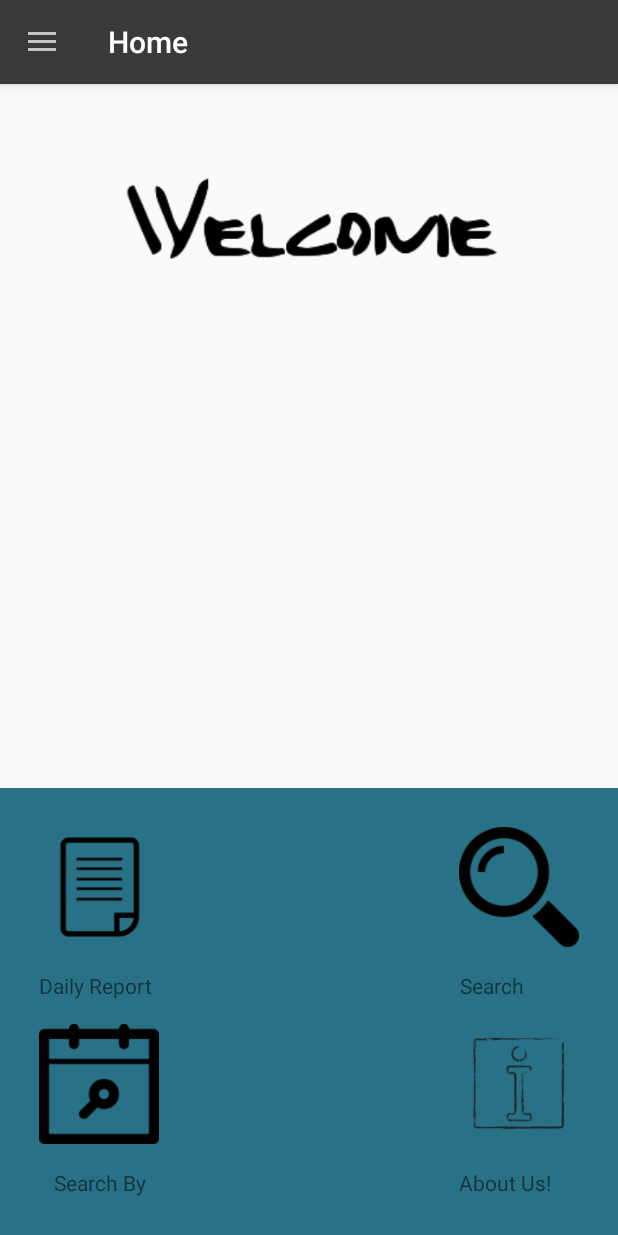
After one commit to AppSecAI-TEST/Factory, an Android app: the Home screen opened directly, with no data from a screen before it, on a phone screen of 412 x 824 dp. The commit adds this screen. Run offline under Robolectric (Android 15) with nearby library versions, the phone set to English and light mode, and no system bars.

Commit message:
01-04-2017

```diff
--- a/app/src/main/java/com/aishindus/factory/Get_Result.java
+++ b/app/src/main/java/com/aishindus/factory/Get_Result.java
@@ -31,7 +31,7 @@ public class Get_Result extends AsyncTask<String, Void, String> {
         String resp = "";
         //rf= Integer.parseInt(params[1].substring(1,2));
         try {
-            URL dburl = new URL("http://hoststuffs.890m.com/factory.php");
+            URL dburl = new URL("http://aishwary.heliohost.org/fetch_result.php");
             HttpURLConnection httpURLConnection = (HttpURLConnection) dburl.openConnection();
             httpURLConnection.setReadTimeout(20000);
             httpURLConnection.setConnectTimeout(10000);
--- /dev/null
+++ b/app/src/main/java/com/aishindus/factory/Home.java
@@ -0,0 +1,91 @@
+package com.aishindus.factory;
+
+import android.content.Intent;
+import android.os.Bundle;
+import android.support.annotation.NonNull;
+import android.support.design.widget.NavigationView;
+import android.support.v4.widget.DrawerLayout;
+import android.support.v7.app.ActionBarDrawerToggle;
+import android.support.v7.app.AppCompatActivity;
+import android.support.v7.widget.Toolbar;
+import android.view.MenuItem;
+import android.view.View;
+import android.widget.AdapterView;
+import android.widget.GridView;
+import android.widget.LinearLayout;
+import android.widget.RelativeLayout;
+import android.widget.Toast;
+
+public class Home extends AppCompatActivity implements NavigationView.OnNavigationItemSelectedListener {
+
+    LinearLayout linearLayoutPopup;
+    RelativeLayout relativeLayout;
+    GridView gridView;
+    String m_Text = "Hello";
+    private DrawerLayout drawerLayout;
+    private ActionBarDrawerToggle mToggle;
+    private Toolbar mToolbar;
+    private SessionManager session;
+
+    static final String[] TITLE = new String[]{"Daily Report", "Search", "Search By Date", "About Us!"};
+
+    @Override
+    protected void onCreate(Bundle savedInstanceState) {
+        super.onCreate(savedInstanceState);
+        setContentView(R.layout.activity_home);
+
+        session = new SessionManager(getApplicationContext());
+
+        mToolbar = (Toolbar) findViewById(R.id.nav_action);
+        setSupportActionBar(mToolbar);
+
+        drawerLayout = (DrawerLayout) findViewById(R.id.drawer_layout);
+        mToggle = new ActionBarDrawerToggle(this, drawerLayout, R.string.open, R.string.close);
+
+        drawerLayout.addDrawerListener(mToggle);
+        mToggle.syncState();
+
+        getSupportActionBar().setDisplayHomeAsUpEnabled(true);
+
+        gridView = (GridView) findViewById(R.id.gridview);
+        gridView.setAdapter(new ImageAdapter(Home.this, TITLE));
+        gridView.setOnItemClickListener(new AdapterView.OnItemClickListener() {
+            public void onItemClick(AdapterView<?> parent, View v, int position, long id) {
+                switch (position) {
+                    case 0:
+                        Intent i = new Intent(Home.this, Report.class);
+                        startActivity(i);
+                        break;
+                    case 1:
+                        Toast.makeText(Home.this, "no", Toast.LENGTH_SHORT).show();
+                        break;
+                }
+            }
+        });
+
+        NavigationView navigationView = (NavigationView) findViewById(R.id.nav_view);
+        navigationView.setNavigationItemSelectedListener(this);
+
+    }
+
+    @Override
+    public boolean onOptionsItemSelected(MenuItem item) {
+        if (mToggle.onOptionsItemSelected(item))
+            return true;
+        return super.onOptionsItemSelected(item);
+    }
+
+    @Override
+    public boolean onNavigationItemSelected(@NonNull MenuItem item) {
+        int id = item.getItemId();
+
+        if (id == R.id.nav_account) {
+            Toast.makeText(Home.this,"Account details is coming soon",Toast.LENGTH_SHORT).show();
+        } else if (id == R.id.nav_settings) {
+            Toast.makeText(Home.this,"Account settings is coming soon",Toast.LENGTH_SHORT).show();
+        } else if (id == R.id.nav_logout) {
+            session.logoutUser();
+        }
+        return false;
+    }
+}
--- /dev/null
+++ b/app/src/main/java/com/aishindus/factory/ImageAdapter.java
@@ -0,0 +1,66 @@
+package com.aishindus.factory;
+
+import android.content.Context;
+import android.view.LayoutInflater;
+import android.view.View;
+import android.view.ViewGroup;
+import android.widget.BaseAdapter;
+import android.widget.ImageView;
+import android.widget.TextView;
+
+public class ImageAdapter extends BaseAdapter {
+	private Context context;
+	private final String[] menuValues;
+
+	public ImageAdapter(Context context, String[] menuValues) {
+		this.context = context;
+		this.menuValues = menuValues;
+	}
+
+	public View getView(int position, View convertView, ViewGroup parent) {
+
+		LayoutInflater inflater = (LayoutInflater) context.getSystemService(Context.LAYOUT_INFLATER_SERVICE);
+		View gridView;
+
+		if (convertView == null) {
+			gridView = new View(context);
+			// get layout from menu.xml
+			gridView = inflater.inflate(R.layout.menu, null);
+			// set value into textview
+			TextView textView = (TextView) gridView.findViewById(R.id.textView);
+			textView.setText(menuValues[position]);
+ 			// set image based on selected text
+			ImageView imageView = (ImageView) gridView.findViewById(R.id.imageView);
+			String mobile = menuValues[position];
+
+			if (mobile.equals("Daily Report")) {
+				imageView.setImageResource(R.drawable.daily_report);
+			} else if (mobile.equals("Search")) {
+				imageView.setImageResource(R.drawable.search_by_style);
+			} else if (mobile.equals("Search By Date")) {
+				imageView.setImageResource(R.drawable.search_by_date);
+			} else {
+				imageView.setImageResource(R.drawable.about_us);
+			}
+		} else {
+			gridView = (View) convertView;
+		}
+		return gridView;
+	}
+
+	@Override
+	public int getCount() {
+		return menuValues.length;
+	}
+
+	@Override
+	public Object getItem(int position) {
+		return null;
+	}
+
+	@Override
+	public long getItemId(int position) {
+		return 0;
+	}
+
+}
--- a/app/src/main/java/com/aishindus/factory/LoginActivity.java
+++ b/app/src/main/java/com/aishindus/factory/LoginActivity.java
@@ -192,7 +192,7 @@ public class LoginActivity extends AppCompatActivity {
             if (success) {
                 session.createLoginSession("Android Hive", "anroidhive@gmail.com");
                 finish();
-                Intent intent = new Intent(LoginActivity.this, Report.class);
+                Intent intent = new Intent(LoginActivity.this, Home.class);
                 startActivity(intent);
             } else {
                 mPasswordView.setError(getString(R.string.error_incorrect_password));
--- a/app/src/main/java/com/aishindus/factory/SplashScreen.java
+++ b/app/src/main/java/com/aishindus/factory/SplashScreen.java
@@ -29,7 +29,7 @@ public class SplashScreen extends Activity {
                 // This method will be executed once the timer is over
                 // Start your app main activity
                 if(session.checkLogin()){
-                Intent i = new Intent(SplashScreen.this, Report.class);
+                Intent i = new Intent(SplashScreen.this, Home.class);
                 startActivity(i);}
 
                 // close this activity
--- /dev/null
+++ b/app/src/main/res/layout/activity_home.xml
@@ -0,0 +1,60 @@
+<?xml version="1.0" encoding="utf-8"?>
+<RelativeLayout xmlns:android="http://schemas.android.com/apk/res/android"
+    xmlns:app="http://schemas.android.com/apk/res-auto"
+    xmlns:tools="http://schemas.android.com/tools"
+    android:id="@+id/activity_main"
+    android:layout_width="match_parent"
+    android:layout_height="match_parent"
+    tools:context=".Home">
+
+    <include
+        layout="@layout/navigation_action"
+        android:layout_width="match_parent"
+        android:layout_height="wrap_content" />
+
+    <android.support.v4.widget.DrawerLayout
+        android:id="@+id/drawer_layout"
+        android:layout_width="match_parent"
+        android:layout_height="match_parent"
+        android:layout_below="@+id/nav_action">
+
+        <RelativeLayout
+            android:layout_width="match_parent"
+            android:layout_height="wrap_content"
+            android:orientation="vertical">
+
+            <ImageView
+                android:id="@+id/imageView"
+                android:layout_width="wrap_content"
+                android:layout_height="wrap_content"
+                android:layout_alignParentTop="true"
+                android:layout_centerHorizontal="true"
+                android:layout_marginTop="15dp"
+                android:src="@drawable/welcome_home" />
+
+            <GridView
+                android:id="@+id/gridview"
+                android:layout_width="match_parent"
+                android:layout_height="wrap_content"
+                android:layout_alignParentBottom="true"
+                android:layout_centerHorizontal="true"
+                android:layout_centerVertical="true"
+                android:background="#287186"
+                android:columnWidth="80dp"
+                android:gravity="center"
+                android:horizontalSpacing="16dp"
+                android:numColumns="2"
+                android:padding="26dp"
+                android:stretchMode="spacingWidth"
+                android:verticalSpacing="16dp" />
+        </RelativeLayout>
+
+        <android.support.design.widget.NavigationView
+            android:id="@+id/nav_view"
+            android:layout_width="wrap_content"
+            android:layout_height="match_parent"
+            android:layout_gravity="start"
+            app:headerLayout="@layout/navigation_header"
+            app:menu="@menu/navigation_menu"></android.support.design.widget.NavigationView>
+    </android.support.v4.widget.DrawerLayout>
+</RelativeLayout>
--- /dev/null
+++ b/app/src/main/res/layout/menu.xml
@@ -0,0 +1,23 @@
+<?xml version="1.0" encoding="utf-8"?>
+<RelativeLayout xmlns:android="http://schemas.android.com/apk/res/android"
+    android:layout_width="match_parent"
+    android:layout_height="match_parent">
+
+    <ImageView
+        android:layout_width="100dp"
+        android:layout_height="80dp"
+        android:id="@+id/imageView"
+        android:layout_alignParentTop="true"
+        android:layout_alignParentLeft="true"
+        android:layout_alignParentStart="true"
+        />
+
+    <TextView
+        android:layout_width="wrap_content"
+        android:layout_height="wrap_content"
+        android:text="New Text"
+        android:id="@+id/textView"
+        android:layout_below="@+id/imageView"
+        android:gravity="center"
+        android:layout_marginTop="16dp" />
+</RelativeLayout>
--- /dev/null
+++ b/app/src/main/res/layout/navigation_action.xml
@@ -0,0 +1,9 @@
+<?xml version="1.0" encoding="utf-8"?>
+<android.support.v7.widget.Toolbar xmlns:android="http://schemas.android.com/apk/res/android"
+    android:orientation="vertical" android:layout_width="match_parent"
+    android:layout_height="wrap_content"
+    android:id="@+id/nav_action"
+    android:background="@color/textBackground1"
+    android:elevation="4dp"
+    android:theme="@style/ThemeOverlay.AppCompat.Dark">
+</android.support.v7.widget.Toolbar>
--- a/app/src/main/res/menu/menu.xml
+++ b/app/src/main/res/menu/menu.xml
@@ -17,10 +17,10 @@
         android:title="Refresh"
         app:showAsAction="ifRoom"/>
 
-    <!-- Settings, should always be in the overflow -->
+    <!-- Settings, should always be in the overflow
     <item android:id="@+id/action_logout"
         android:icon="@drawable/logout"
         android:title="Logout"
-        app:showAsAction="ifRoom"/>
+        app:showAsAction="ifRoom"/>  -->
 
 </menu>
--- /dev/null
+++ b/app/src/main/res/menu/navigation_menu.xml
@@ -0,0 +1,14 @@
+<?xml version="1.0" encoding="utf-8"?>
+<menu xmlns:android="http://schemas.android.com/apk/res/android">
+
+    <item android:id="@+id/nav_account"
+        android:icon="@mipmap/ic_person_black_24dp"
+          android:title="My Account" />
+
+    <item android:id="@+id/nav_settings"
+        android:icon="@mipmap/ic_settings_black_24dp"
+        android:title="Settings" />
+
+    <item android:id="@+id/nav_logout"
+        android:title="Logout" />
+</menu>
--- a/app/src/main/res/values/strings.xml
+++ b/app/src/main/res/values/strings.xml
@@ -13,4 +13,6 @@
     <string name="permission_rationale">"Contacts permissions are needed for providing email
         completions."
     </string>
+    <string name="open">Open</string>
+    <string name="close">Close</string>
 </resources>
```
Also changed, not shown: app/src/main/AndroidManifest.xml (+5 -2 lines), app/src/main/java/com/aishindus/factory/Report.java (+11 -37 lines), app/src/main/res/layout/navigation_header.xml (added, +17 -0 lines), app/src/main/res/drawable/about_us.png (added), app/src/main/res/drawable/daily_report.png (added), app/src/main/res/drawable/search_by_date.png (added), app/src/main/res/drawable/search_by_style.png (added), app/src/main/res/drawable/welcome_home.png (added), app/src/main/res/layout/activity_report.xml (renamed from app/src/main/res/layout/activity_main.xml).
